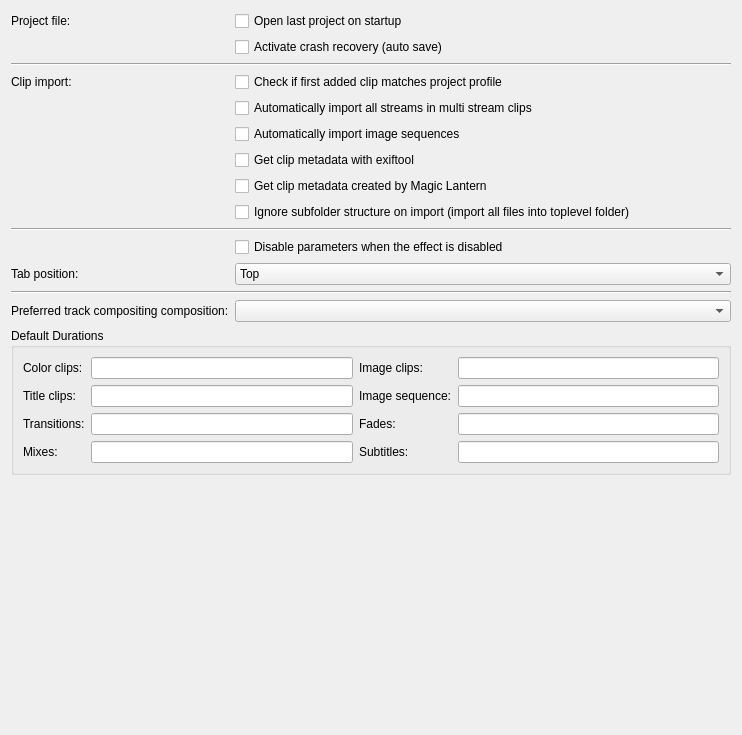
Above: src/ui/configmisc_ui.ui from KDE/kdenlive before the change. Below: the same form after it.
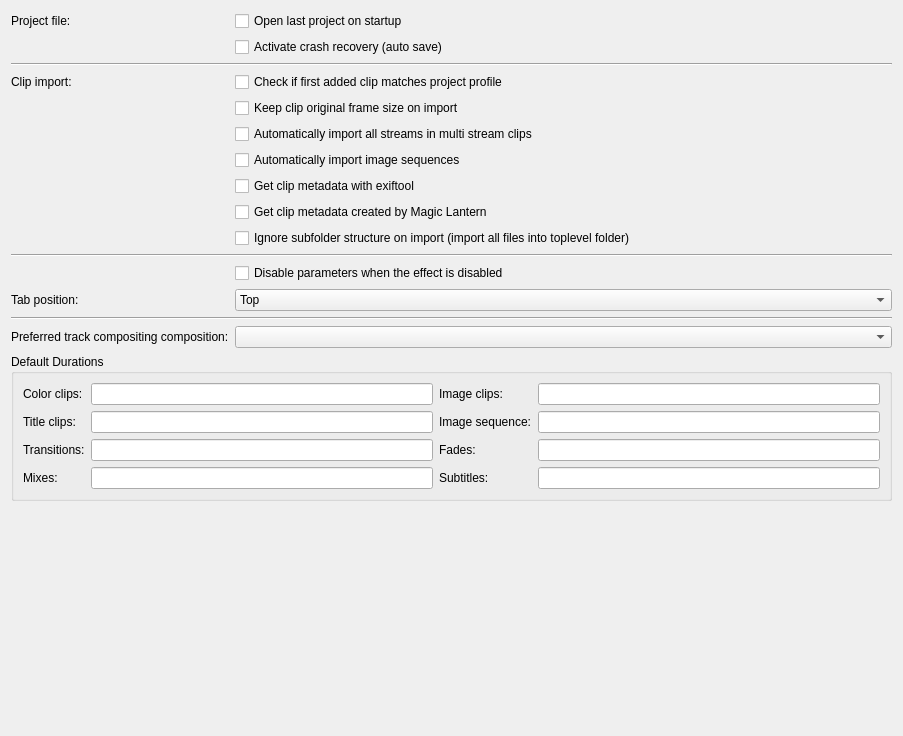
That is the form after the change.

Commit message: Built-in effects fixes, add option to keep source clip size on import

Patch:
```diff
--- a/src/ui/configmisc_ui.ui
+++ b/src/ui/configmisc_ui.ui
@@ -10,8 +10,8 @@
    <rect>
     <x>0</x>
     <y>0</y>
-    <width>742</width>
-    <height>735</height>
+    <width>903</width>
+    <height>736</height>
    </rect>
   </property>
   <layout class="QFormLayout" name="formLayout">
@@ -57,63 +57,63 @@
      </property>
     </widget>
    </item>
-   <item row="4" column="1">
+   <item row="5" column="1">
     <widget class="QCheckBox" name="kcfg_automultistreams">
      <property name="text">
       <string>Automatically import all streams in multi stream clips</string>
      </property>
     </widget>
    </item>
-   <item row="5" column="1">
+   <item row="6" column="1">
     <widget class="QCheckBox" name="kcfg_autoimagesequence">
      <property name="text">
       <string>Automatically import image sequences</string>
      </property>
     </widget>
    </item>
-   <item row="6" column="1">
+   <item row="7" column="1">
     <widget class="QCheckBox" name="kcfg_use_exiftool">
      <property name="text">
       <string>Get clip metadata with exiftool</string>
      </property>
     </widget>
    </item>
-   <item row="7" column="1">
+   <item row="8" column="1">
     <widget class="QCheckBox" name="kcfg_use_magicLantern">
      <property name="text">
       <string>Get clip metadata created by Magic Lantern</string>
      </property>
     </widget>
    </item>
-   <item row="8" column="1">
+   <item row="9" column="1">
     <widget class="QCheckBox" name="kcfg_ignoresubdirstructure">
      <property name="text">
       <string>Ignore subfolder structure on import (import all files into toplevel folder)</string>
      </property>
     </widget>
    </item>
-   <item row="9" column="0" colspan="2">
+   <item row="10" column="0" colspan="2">
     <widget class="Line" name="line_2">
      <property name="orientation">
       <enum>Qt::Horizontal</enum>
      </property>
     </widget>
    </item>
-   <item row="10" column="1">
+   <item row="11" column="1">
     <widget class="QCheckBox" name="kcfg_disable_effect_parameters">
      <property name="text">
       <string>Disable parameters when the effect is disabled</string>
      </property>
     </widget>
    </item>
-   <item row="11" column="0">
+   <item row="12" column="0">
     <widget class="QLabel" name="label_4">
      <property name="text">
       <string>Tab position:</string>
      </property>
     </widget>
    </item>
-   <item row="11" column="1">
+   <item row="12" column="1">
     <widget class="QComboBox" name="kcfg_tabposition">
      <item>
       <property name="text">
@@ -137,24 +137,24 @@
      </item>
     </widget>
    </item>
-   <item row="12" column="0" colspan="2">
+   <item row="13" column="0" colspan="2">
     <widget class="Line" name="line_3">
      <property name="orientation">
       <enum>Qt::Horizontal</enum>
      </property>
     </widget>
    </item>
-   <item row="16" column="0">
+   <item row="17" column="0">
     <widget class="QLabel" name="label_10">
      <property name="text">
       <string>Preferred track compositing composition:</string>
      </property>
     </widget>
    </item>
-   <item row="16" column="1">
+   <item row="17" column="1">
     <widget class="QComboBox" name="preferredcomposite"/>
    </item>
-   <item row="17" column="0" colspan="2">
+   <item row="18" column="0" colspan="2">
     <widget class="QGroupBox" name="groupBox">
      <property name="title">
       <string>Default Durations</string>
@@ -243,7 +243,7 @@
      </layout>
     </widget>
    </item>
-   <item row="22" column="0">
+   <item row="23" column="0">
     <spacer>
      <property name="orientation">
       <enum>Qt::Vertical</enum>
@@ -256,6 +256,13 @@
      </property>
     </spacer>
    </item>
+   <item row="4" column="1">
+    <widget class="QCheckBox" name="kcfg_keep_original_frame_size">
+     <property name="text">
+      <string>Keep clip original frame size on import</string>
+     </property>
+    </widget>
+   </item>
   </layout>
  </widget>
  <tabstops>
```
Left out of the diff: 17 changed lines with no effect on the pictures. The commit also changes 12 other files.
